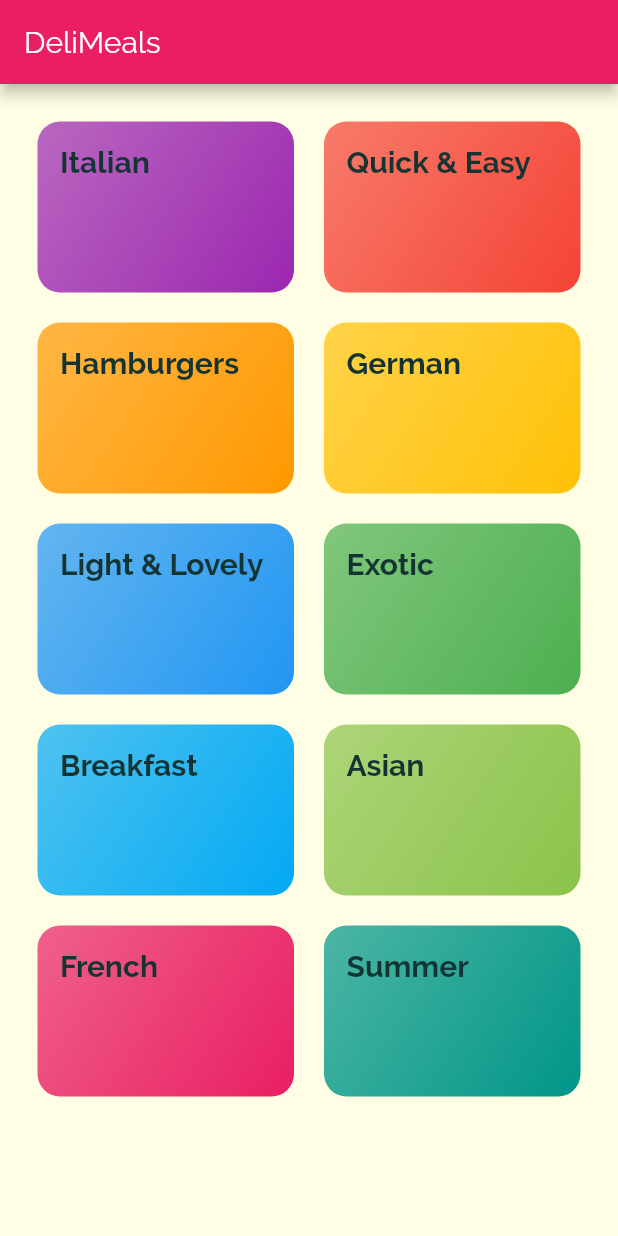
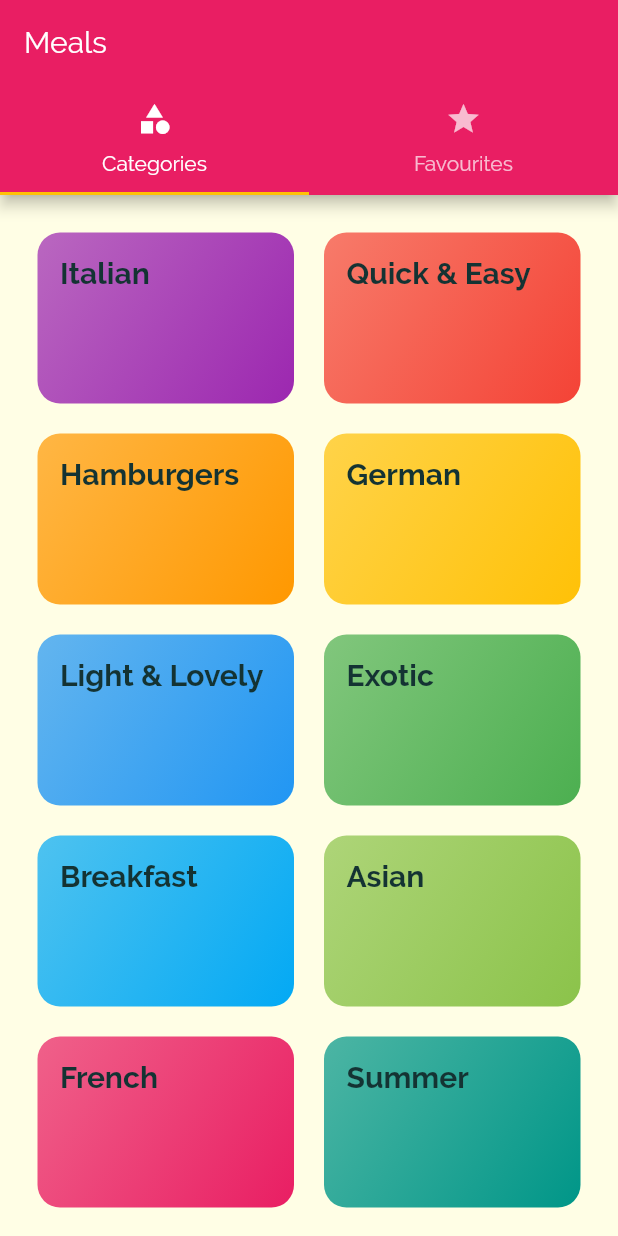
Before and after one commit to zubeirom/flutter_meals, a Flutter app: the screen it shows after launch, on a phone screen of 412 x 824 dp. Run offline on Flutter 3.47's test engine with Material 2 defaults, Android fonts, the phone set to English and light mode, and no system bars.

Commit message:
add tabbar

```diff
--- a/lib/main.dart
+++ b/lib/main.dart
@@ -2,6 +2,8 @@ import 'package:flutter/material.dart';
 import 'package:flutter_meals/screens/meal_detail_screen.dart';
 import 'screens/categories_screen.dart';
 import 'package:flutter_meals/screens/category_meals_screen.dart';
+
+import 'screens/tabs_screen.dart';
 
 void main() {
   runApp(MyApp());
@@ -27,7 +29,7 @@ class MyApp extends StatelessWidget {
                   color: Color.fromRGBO(20, 51, 51, 1)))),
       initialRoute: '/',
       routes: {
-        '/': (ctx) => CategoriesScreen(),
+        '/': (ctx) => TabsScreen(),
         CategoryMealsScreen.routeName: (ctx) => CategoryMealsScreen(),
         MealDetailScreen.routeName: (ctx) => MealDetailScreen()
       },
--- a/lib/screens/categories_screen.dart
+++ b/lib/screens/categories_screen.dart
@@ -6,9 +6,7 @@ import '../dummy-data.dart';
 class CategoriesScreen extends StatelessWidget {
   @override
   Widget build(BuildContext context) {
-    return Scaffold(
-      appBar: AppBar(title: const Text('DeliMeals')),
-      body: GridView(
+    return GridView(
       padding: const EdgeInsets.all(25),
       children: DUMMY_CATEGORIES
           .map((catData) =>
@@ -19,7 +17,6 @@ class CategoriesScreen extends StatelessWidget {
           childAspectRatio: 3 / 2,
           crossAxisSpacing: 20,
           mainAxisSpacing: 20),
-      ),
     );
   }
 }
--- /dev/null
+++ b/lib/screens/favourites_screen.dart
@@ -0,0 +1,8 @@
+import 'package:flutter/material.dart';
+
+class FavouritesScreen extends StatelessWidget {
+  @override
+  Widget build(BuildContext context) {
+    return Container();
+  }
+}
--- /dev/null
+++ b/lib/screens/tabs_screen.dart
@@ -0,0 +1,35 @@
+import 'package:flutter/material.dart';
+import '../screens/favourites_screen.dart';
+import '../screens/categories_screen.dart';
+
+class TabsScreen extends StatefulWidget {
+  @override
+  _TabsScreenState createState() => _TabsScreenState();
+}
+
+class _TabsScreenState extends State<TabsScreen> {
+  @override
+  Widget build(BuildContext context) {
+    return  DefaultTabController(
+        length: 2,
+        child: Scaffold(
+          appBar: AppBar(
+              title: Text('Meals'),
+              bottom: TabBar(
+                tabs: [
+                  Tab(
+                    icon: Icon(Icons.category),
+                    text: 'Categories',
+                  ),
+                  Tab(
+                    icon: Icon(Icons.star),
+                    text: 'Favourites',
+                  ),
+                ],
+              )),
+          body: TabBarView(
+            children: [CategoriesScreen(), FavouritesScreen()],
+          ),
+        ));
+  }
+}
```
Lines whose indentation alone changed are shown as unchanged.
